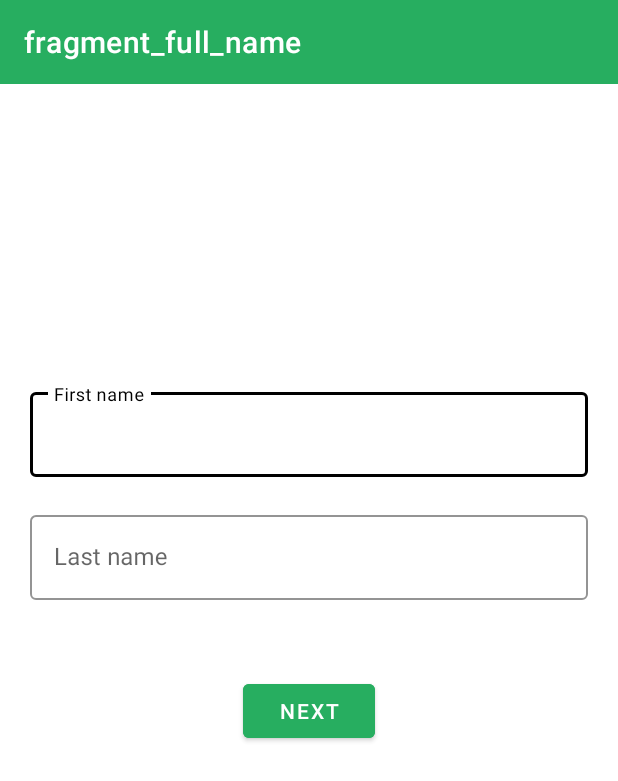
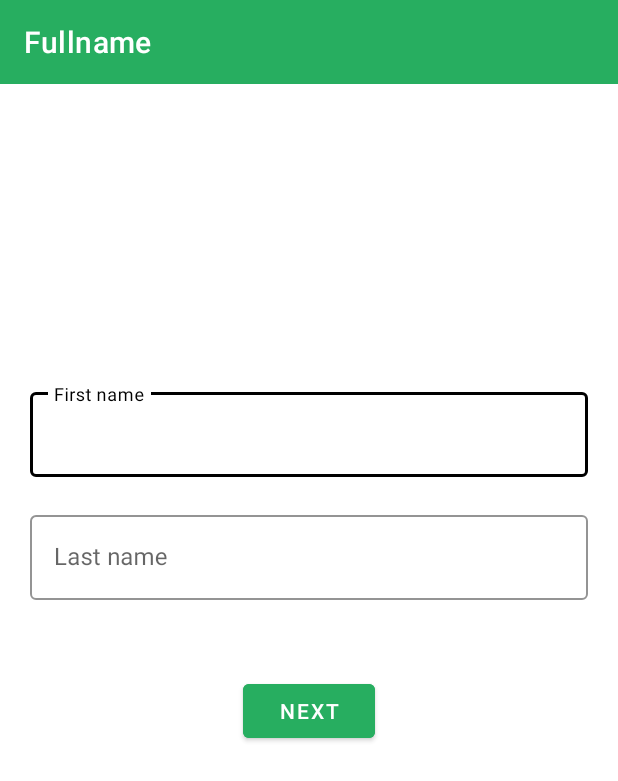
Before and after one commit to longshaww/AndroidAdvancedLab, an Android app: the screen it shows after launch (SignUP before the commit, signUp after it), after a tap on "SIGN UP", on a phone screen of 412 x 824 dp. Shown: the top 781 px of the screen. Run offline under Robolectric (Android 15) with nearby library versions, the phone set to English and light mode, and no system bars; our stand-ins replace Firebase (no records; nobody signed in at launch, a user with empty details on screens opened directly), navigation-ui; Roboto replaces fonts that are not available here; 1 other tap on this screen came first.

Commit message:
lab 2 done

```diff
--- a/app/src/main/AndroidManifest.xml
+++ b/app/src/main/AndroidManifest.xml
@@ -4,7 +4,9 @@
 
     <uses-permission android:name="android.permission.INTERNET" />
     <uses-permission android:name="android.permission.WRITE_EXTERNAL_STORAGE" />
-
+    <uses-permission android:name="android.permission.ACCESS_COARSE_LOCATION" />
+    <uses-permission android:name="android.permission.ACCESS_FINE_LOCATION" />
+    <uses-permission android:name="android.permission.ACCESS_BACKGROUND_LOCATION" />
     <application
         android:allowBackup="true"
         android:icon="@mipmap/ic_launcher"
@@ -19,7 +21,7 @@
             android:name=".main_page"
             android:exported="false" />
         <activity
-            android:name=".SignUP"
+            android:name=".signUp"
             android:exported="true" >
         </activity>
         <activity
--- a/app/src/main/java/vn/edu/huflit/ttl_19dh110248/SignIn.java
+++ b/app/src/main/java/vn/edu/huflit/ttl_19dh110248/SignIn.java
@@ -34,7 +34,7 @@ public class SignIn extends AppCompatActivity {
         SignUp.setOnClickListener(new View.OnClickListener() {
             @Override
             public void onClick(View v) {
-                Intent intent=new Intent(SignIn.this, vn.edu.huflit.ttl_19dh110248.SignUP.class);
+                Intent intent=new Intent(SignIn.this, signUp.class);
                 startActivity(intent);
             }
         });
@@ -49,11 +49,11 @@ public class SignIn extends AppCompatActivity {
                     Snackbar.make(v,"Vui lòng nhập đầy đủ thông tin!",Snackbar.LENGTH_LONG).show();
                     return;
                 }
-                progressBar.setVisibility(View.VISIBLE);
+//                progressBar.setVisibility(View.VISIBLE);
                 firebaseAuth.signInWithEmailAndPassword(Email,Pass).addOnCompleteListener(new OnCompleteListener<AuthResult>() {
                     @Override
                     public void onComplete(@NonNull Task<AuthResult> task) {
-                        progressBar.setVisibility(View.GONE);
+//                        progressBar.setVisibility(View.GONE);
                         if(!task.isSuccessful()){
                             Snackbar.make(v,"Quá trình đăng nhập đã thất bại.",Snackbar.LENGTH_LONG).show();
                             return;
--- a/app/src/main/java/vn/edu/huflit/ttl_19dh110248/main_page.java
+++ b/app/src/main/java/vn/edu/huflit/ttl_19dh110248/main_page.java
@@ -64,7 +64,7 @@ public class main_page extends AppCompatActivity{
                 .addOnSuccessListener(dataSnapshot -> {
                     Users user = dataSnapshot.getValue(Users.class);
                     user.setUserID(userID);
-                    tvFullName.setText(user.getFirstName()+' '+user.getLastName());
+                    tvFullName.setText(user.getLastName()+' '+user.getFirstName());
                     tvEmail.setText(user.getEmail());
 
                 });
--- a/app/src/main/java/vn/edu/huflit/ttl_19dh110248/SignUP.java
+++ b/app/src/main/java/vn/edu/huflit/ttl_19dh110248/signUp.java
@@ -9,7 +9,7 @@ import androidx.navigation.Navigation;
 import androidx.navigation.ui.AppBarConfiguration;
 import androidx.navigation.ui.NavigationUI;
 
-public class SignUP extends AppCompatActivity {
+public class signUp extends AppCompatActivity {
     Toolbar toolbar;
     NavController navController;
     AppBarConfiguration appBarConfiguration;
--- a/app/src/main/res/layout/activity_sign_up.xml
+++ b/app/src/main/res/layout/activity_sign_up.xml
@@ -4,7 +4,7 @@
     xmlns:tools="http://schemas.android.com/tools"
     android:layout_width="match_parent"
     android:layout_height="match_parent"
-    tools:context=".SignUP">
+    tools:context=".signUp">
 
     <androidx.appcompat.widget.Toolbar
         android:id="@+id/toolbar2"
--- a/app/src/main/res/navigation/nav_sign_up.xml
+++ b/app/src/main/res/navigation/nav_sign_up.xml
@@ -8,7 +8,7 @@
     <fragment
         android:id="@+id/fullNameFragment"
         android:name="vn.edu.huflit.ttl_19dh110248.fragment.FullNameFragment"
-        android:label="fragment_full_name"
+        android:label="Fullname"
         tools:layout="@layout/fragment_full_name" >
         <action
             android:id="@+id/action_fullNameFragment_to_addressFragment"
@@ -17,7 +17,7 @@
     <fragment
         android:id="@+id/addressFragment"
         android:name="vn.edu.huflit.ttl_19dh110248.fragment.AddressFragment"
-        android:label="fragment_address"
+        android:label="Address and phone"
         tools:layout="@layout/fragment_address" >
         <action
             android:id="@+id/action_addressFragment_to_username_PasswordFragment"
@@ -26,6 +26,6 @@
     <fragment
         android:id="@+id/username_PasswordFragment"
         android:name="vn.edu.huflit.ttl_19dh110248.fragment.Username_PasswordFragment"
-        android:label="fragment_username__password"
+        android:label="Username and password"
         tools:layout="@layout/fragment_username__password" />
 </navigation>
--- a/app/src/main/res/values-night/themes.xml
+++ b/app/src/main/res/values-night/themes.xml
@@ -3,7 +3,7 @@
     <style name="Theme.TTL_19dh110248" parent="Theme.MaterialComponents.DayNight.DarkActionBar">
         <!-- Primary brand color. -->
         <item name="colorPrimary">@color/purple_200</item>
-        <item name="colorPrimaryVariant">@color/purple_700</item>
+        <item name="colorPrimaryVariant">@color/colorAccent</item>
         <item name="colorOnPrimary">@color/black</item>
         <!-- Secondary brand color. -->
         <item name="colorSecondary">@color/teal_200</item>
--- a/app/src/main/res/values/themes.xml
+++ b/app/src/main/res/values/themes.xml
@@ -3,7 +3,7 @@
     <style name="Theme.TTL_19dh110248" parent="Theme.MaterialComponents.DayNight.NoActionBar">
         <!-- Primary brand color. -->
         <item name="colorPrimary">@color/purple_500</item>
-        <item name="colorPrimaryVariant">@color/purple_700</item>
+        <item name="colorPrimaryVariant">@color/colorAccent</item>
         <item name="colorOnPrimary">@color/white</item>
         <!-- Secondary brand color. -->
         <item name="colorSecondary">@color/teal_200</item>
```
Also changed, not shown: app/src/main/java/vn/edu/huflit/ttl_19dh110248/fragment/ProfileFragment.java (+13 -11 lines), app/src/main/res/layout/fragment_profile.xml (+6 -2 lines).
